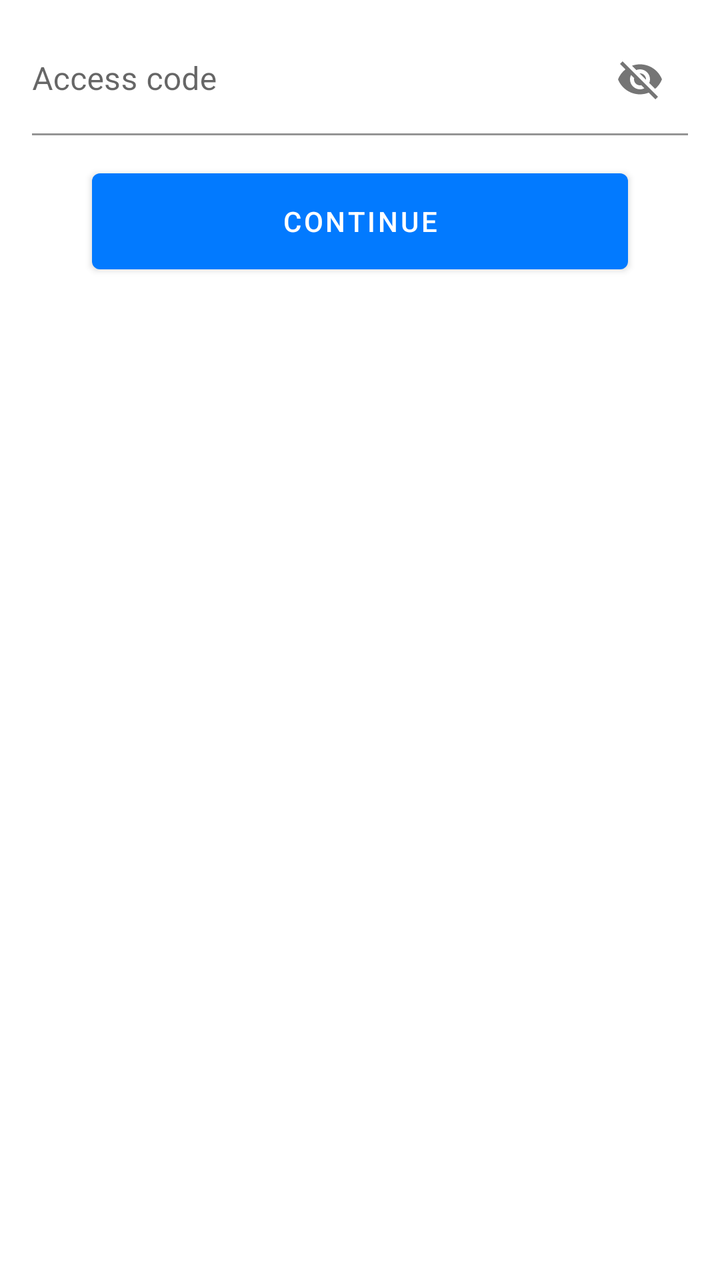
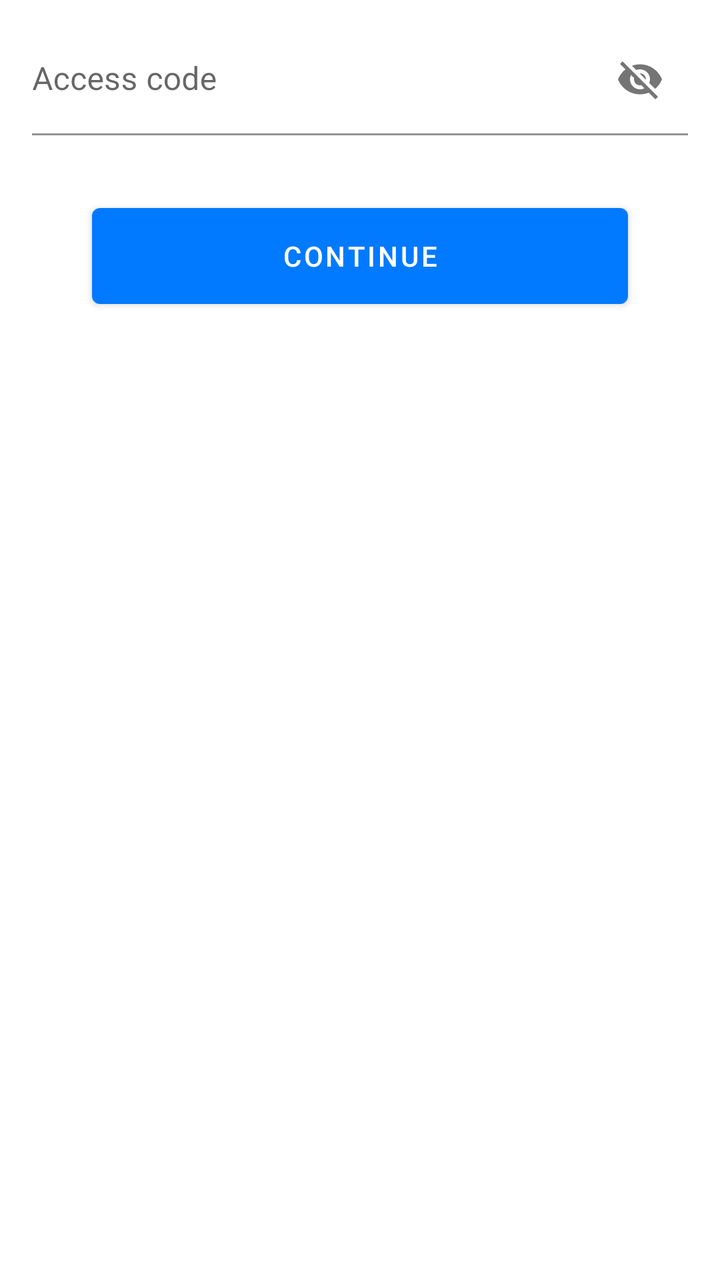

Screens rendered from an Android XML layout before and after an edit, with the pre-edit source and the edit as a unified diff.
<!-- AndroidManifest.xml: another module's application theme AppTheme -->
<!-- res/layout/pin_code_request_layout.xml -->
<?xml version="1.0" encoding="utf-8"?>
<androidx.constraintlayout.widget.ConstraintLayout xmlns:android="http://schemas.android.com/apk/res/android"
    xmlns:app="http://schemas.android.com/apk/res-auto"
    android:id="@+id/csPinCode"
    android:layout_width="match_parent"
    android:layout_height="@dimen/bottom_sheet_top_container_height"
    android:focusable="true"
    android:focusableInTouchMode="true">

    <FrameLayout
        android:id="@+id/flLayout"
        android:layout_width="0dp"
        android:layout_height="wrap_content"
        android:layout_marginTop="12dp"
        android:paddingStart="16dp"
        android:paddingEnd="16dp"
        app:layout_constraintEnd_toEndOf="parent"
        app:layout_constraintStart_toStartOf="parent"
        app:layout_constraintTop_toTopOf="parent">

        <com.google.android.material.textfield.TextInputLayout
            android:id="@+id/tilPinCode"
            android:layout_width="match_parent"
            android:layout_height="wrap_content"
            android:hint="@string/pin1"
            app:boxBackgroundColor="@android:color/transparent"
            app:endIconMode="password_toggle"
            app:errorIconDrawable="@null">

            <com.google.android.material.textfield.TextInputEditText
                android:id="@+id/etPinCode"
                android:layout_width="match_parent"
                android:layout_height="match_parent"
                android:background="@android:color/transparent"
                android:paddingStart="0dp"
                android:paddingEnd="0dp" />

        </com.google.android.material.textfield.TextInputLayout>

    </FrameLayout>

    <com.google.android.material.button.MaterialButton
        android:id="@+id/btnContinue"
        android:layout_width="0dp"
        android:layout_height="wrap_content"
        android:layout_marginStart="46dp"
        android:layout_marginTop="19dp"
        android:layout_marginEnd="46dp"
        android:insetTop="0dp"
        android:insetBottom="0dp"
        android:text="@string/common_continue"
        app:layout_constraintEnd_toEndOf="parent"
        app:layout_constraintStart_toStartOf="parent"
        app:layout_constraintTop_toBottomOf="@+id/flLayout" />

</androidx.constraintlayout.widget.ConstraintLayout>
<!-- resources referenced by this layout -->
<resources>
  <dimen name="bottom_sheet_top_container_height">220dp</dimen>
  <string name="common_continue">Continue</string>
  <string name="pin1">Access code</string>
  <style name="AppTheme" parent="Theme.MaterialComponents.DayNight.NoActionBar">
          <item name="colorPrimary">@color/primary</item>
          <item name="colorPrimaryDark">@color/primary_dark</item>
          <item name="colorOnPrimary">@color/on_primary</item>
          <item name="colorSecondary">@color/primary</item>
      </style>
  <color name="primary">#027aff</color>
  <color name="primary_dark">#0a02ff</color>
  <color name="on_primary">#FFFFFF</color>
</resources>

<!-- the commit's change to res/layout/pin_code_request_layout.xml (unified diff, before → after) -->
@@ -44,13 +44,13 @@
         android:layout_width="0dp"
         android:layout_height="wrap_content"
         android:layout_marginStart="46dp"
-        android:layout_marginTop="19dp"
+        android:layout_marginTop="@dimen/button_continue_margin_top"
         android:layout_marginEnd="46dp"
         android:insetTop="0dp"
         android:insetBottom="0dp"
         android:text="@string/common_continue"
         app:layout_constraintEnd_toEndOf="parent"
         app:layout_constraintStart_toStartOf="parent"
-        app:layout_constraintTop_toBottomOf="@+id/flLayout" />
+        app:layout_constraintTop_toTopOf="parent" />
 
 </androidx.constraintlayout.widget.ConstraintLayout>
<!-- resource entries referenced after the edit -->
@@ -1,6 +1,7 @@
 <!-- resources referenced by this layout -->
 <resources>
   <dimen name="bottom_sheet_top_container_height">220dp</dimen>
+  <dimen name="button_continue_margin_top">104dp</dimen>
   <string name="common_continue">Continue</string>
   <string name="pin1">Access code</string>
   <style name="AppTheme" parent="Theme.MaterialComponents.DayNight.NoActionBar">
